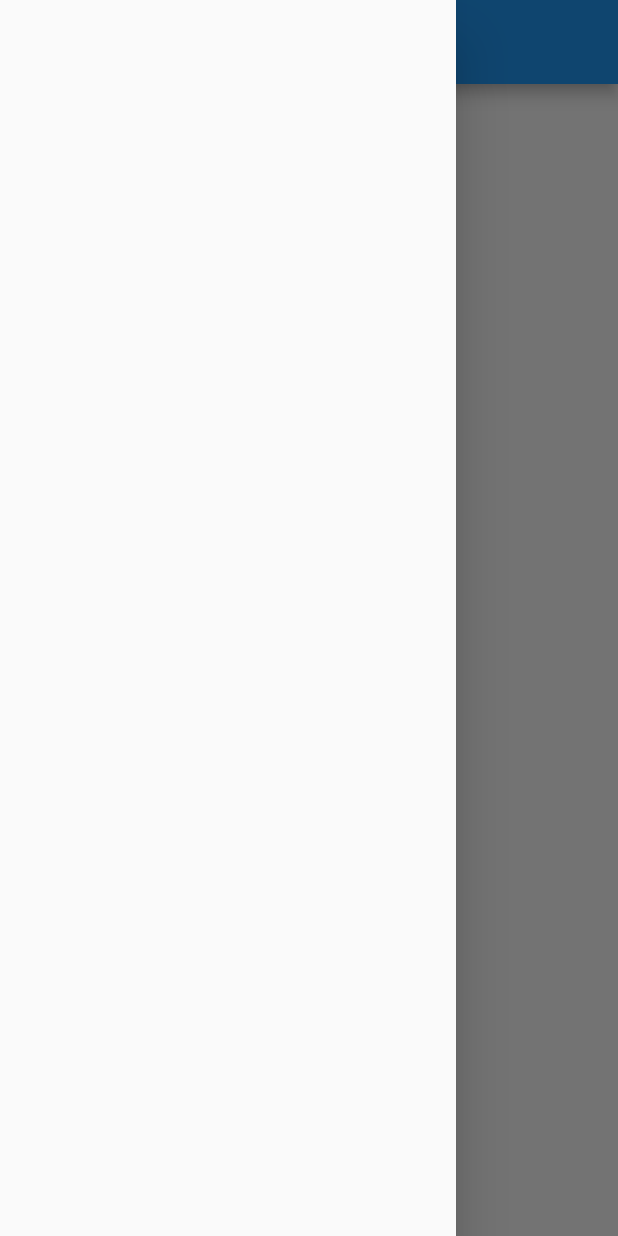
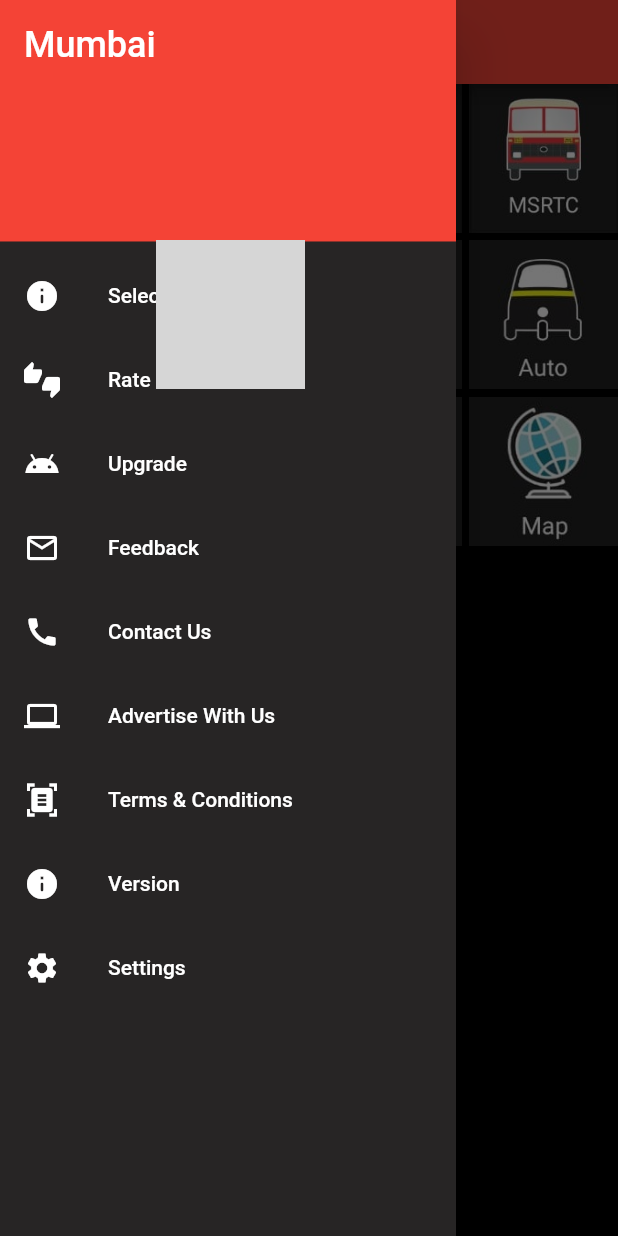
Before and after one commit to ajinkya1702/M-Indicator-Flutter, a Flutter app: the screen it shows after launch, with the side drawer open, on a phone screen of 412 x 824 dp. Run offline on Flutter 3.47's test engine with Material 2 defaults, Android fonts, the phone set to English and light mode, and no system bars; grey boxes are pictures that could not be loaded.

Commit message:
completed home grid

```diff
--- a/lib/home_page.dart
+++ /dev/null
@@ -1,20 +0,0 @@
-// ignore_for_file: prefer_const_constructors, use_key_in_widget_constructors, avoid_unnecessary_containers
-
-import 'package:flutter/material.dart';
-
-class Homepage extends StatelessWidget {
-  @override
-  Widget build(BuildContext context) {
-    return Scaffold(
-      appBar: AppBar(
-        title: Text("Catalog App"),
-      ),
-      drawer: Drawer(),
-      body: Center(
-        child: Container(
-          child: Text("welcome"),
-        ),
-      ),
-    );
-  }
-}
--- a/lib/main.dart
+++ b/lib/main.dart
@@ -1,17 +1,24 @@
 // ignore_for_file: camel_case_types, prefer_const_constructors, avoid_unnecessary_containers, use_key_in_widget_constructors
 
 import 'package:flutter/material.dart';
-import 'home_page.dart';
+import 'pages/home_page.dart';
+import 'pages/login_page.dart';
 
 void main() {
-  runApp(myApp());
+  runApp(MyApp());
 }
 
-class myApp extends StatelessWidget {
+class MyApp extends StatelessWidget {
   @override
   Widget build(BuildContext context) {
     return MaterialApp(
-      home: Homepage(),
+      debugShowCheckedModeBanner: false,
+      initialRoute: "/home",
+      routes: {
+        "/": (context) => LoginPage(),
+        "/home": (context) => HomePage(),
+        "/login": (context) => LoginPage(),
+      },
     );
   }
 }
--- /dev/null
+++ b/lib/pages/home_page.dart
@@ -0,0 +1,156 @@
+// ignore_for_file: prefer_const_constructors, use_key_in_widget_constructors, avoid_unnecessary_containers, prefer_const_literals_to_create_immutables
+
+import 'package:flutter/material.dart';
+
+class HomePage extends StatelessWidget {
+  @override
+  Widget build(BuildContext context) {
+    return Scaffold(
+        backgroundColor: Colors.black,
+        appBar: AppBar(
+          title: Text("Mumbai"),
+          backgroundColor: Colors.red,
+        ),
+        drawer: Drawer(
+          backgroundColor: Color.fromARGB(255, 39, 37, 37),
+          child: ListView(
+            padding: EdgeInsets.zero,
+            children: <Widget>[
+              DrawerHeader(
+                decoration: BoxDecoration(
+                  color: Colors.red,
+                ),
+                child: Text(
+                  'Mumbai',
+                  style: TextStyle(
+                    color: Colors.white,
+                    fontSize: 24,
+                  ),
+                ),
+              ),
+              ListTile(
+                textColor: Colors.white,
+                iconColor: Colors.white,
+                leading: Icon(Icons.info_rounded),
+                title: Text('Select Language'),
+              ),
+              ListTile(
+                textColor: Colors.white,
+                iconColor: Colors.white,
+                leading: Icon(Icons.thumbs_up_down),
+                title: Text('Rate Us'),
+              ),
+              ListTile(
+                textColor: Colors.white,
+                iconColor: Colors.white,
+                leading: Icon(Icons.android_sharp),
+                title: Text('Upgrade'),
+              ),
+              ListTile(
+                textColor: Colors.white,
+                iconColor: Colors.white,
+                leading: Icon(Icons.mail_outlined),
+                title: Text('Feedback'),
+              ),
+              ListTile(
+                textColor: Colors.white,
+                iconColor: Colors.white,
+                leading: Icon(Icons.call),
+                title: Text('Contact Us'),
+              ),
+              ListTile(
+                textColor: Colors.white,
+                iconColor: Colors.white,
+                leading: Icon(Icons.computer_outlined),
+                title: Text('Advertise With Us'),
+              ),
+              ListTile(
+                textColor: Colors.white,
+                iconColor: Colors.white,
+                leading: Icon(Icons.document_scanner),
+                title: Text('Terms & Conditions'),
+              ),
+              ListTile(
+                textColor: Colors.white,
+                iconColor: Colors.white,
+                leading: Icon(Icons.info_rounded),
+                title: Text('Version'),
+              ),
+              ListTile(
+                textColor: Colors.white,
+                iconColor: Colors.white,
+                leading: Icon(Icons.settings),
+                title: Text('Settings'),
+              ),
+            ],
+          ),
+        ),
+        body: GridView.count(
+          crossAxisCount: 4,
+          crossAxisSpacing: 5,
+          mainAxisSpacing: 5,
+          children: [
+            Container(
+                child: Image.asset(
+              'assets/images/local.jpeg',
+              fit: BoxFit.cover,
+            )),
+            Container(
+                child: Image.asset(
+              'assets/images/bus.jpeg',
+              fit: BoxFit.cover,
+            )),
+            Container(
+                child: Image.asset(
+              'assets/images/express.jpeg',
+              fit: BoxFit.cover,
+            )),
+            Container(
+                child: Image.asset(
+              'assets/images/MSRTC.jpeg',
+              fit: BoxFit.cover,
+            )),
+            Container(
+                child: Image.asset(
+              'assets/images/trainchat.jpeg',
+              fit: BoxFit.cover,
+            )),
+            Container(
+                child: Image.asset(
+              'assets/images/mono.jpeg',
+              fit: BoxFit.cover,
+            )),
+            Container(
+                child: Image.asset(
+              'assets/images/metro.jpeg',
+              fit: BoxFit.cover,
+            )),
+            Container(
+                child: Image.asset(
+              'assets/images/auto.jpeg',
+              fit: BoxFit.cover,
+            )),
+            Container(
+                child: Image.asset(
+              'assets/images/cab.jpeg',
+              fit: BoxFit.cover,
+            )),
+            Container(
+                child: Image.asset(
+              'assets/images/ferry.jpeg',
+              fit: BoxFit.cover,
+            )),
+            Container(
+                child: Image.asset(
+              'assets/images/jobs.jpeg',
+              fit: BoxFit.cover,
+            )),
+            Container(
+                child: Image.asset(
+              'assets/images/map.jpeg',
+              fit: BoxFit.cover,
+            )),
+          ],
+        ));
+  }
+}
--- /dev/null
+++ b/lib/pages/login_page.dart
@@ -0,0 +1,10 @@
+// ignore_for_file: prefer_const_constructors, use_key_in_widget_constructors
+
+import 'package:flutter/material.dart';
+
+class LoginPage extends StatelessWidget {
+  @override
+  Widget build(BuildContext context) {
+    return Material();
+  }
+}
```
Also changed, not shown: pubspec.yaml (+15 -6 lines), assets/images/MSRTC.jpeg (added), assets/images/Mono.jpeg (added), assets/images/auto.jpeg (added), assets/images/bus.jpeg (added), assets/images/cab.jpeg (added), assets/images/express.jpeg (added), assets/images/ferry.jpeg (added), assets/images/jobs.jpeg (added), assets/images/local.jpeg (added), assets/images/login_img.png (added), assets/images/map.jpeg (added), assets/images/metro.jpeg (added), assets/images/trainchat.jpeg (added), 1 other file.
